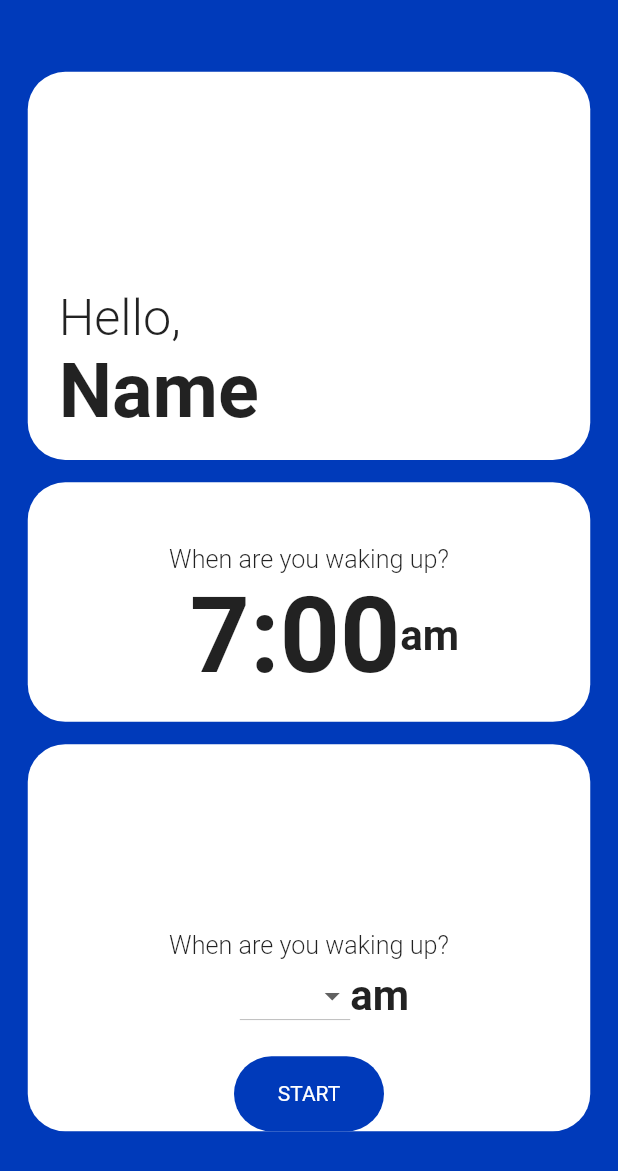
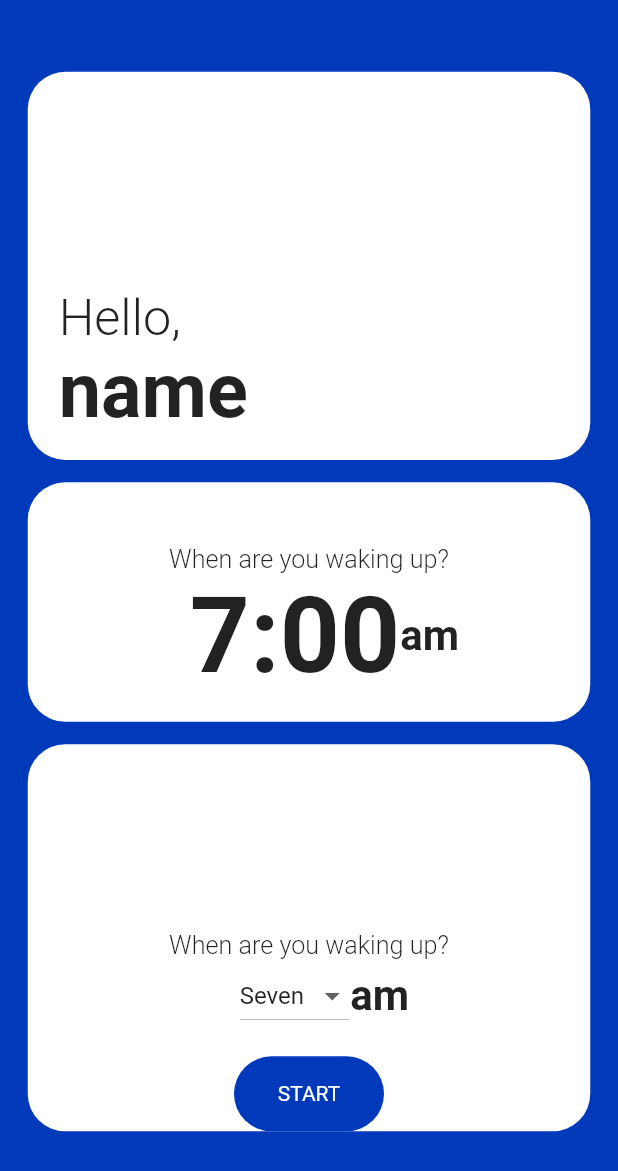
Before and after one commit to Awesomeaa/sleep, a Flutter app: the first screen one second after launch, on a phone screen of 412 x 824 dp. Shown: the top 1171 px of the screen. Run offline on Flutter 3.47's test engine with Material 2 defaults, Android fonts, the phone set to English and light mode, and no system bars; our stand-ins replace flare_flutter, shared_preferences; statements that could not run were skipped.

```diff
--- a/lib/pages/startPage.dart
+++ b/lib/pages/startPage.dart
@@ -3,7 +3,7 @@ import 'dart:async';
 import 'package:sleep/main.dart';
 import 'homePage.dart';
 
-String dropdownValue;
+String dropdownValue = "Seven";
 bool isStart = false;
 final textFieldController = TextEditingController();
 String startText = "START";
@@ -22,7 +22,7 @@ class _StartPageState extends State<StartPage> {
 
   @override
   void dispose() {}
-  String name = "Name";
+
   @override
   Widget build(BuildContext context) {
     switch (dropdownValue) {
```
